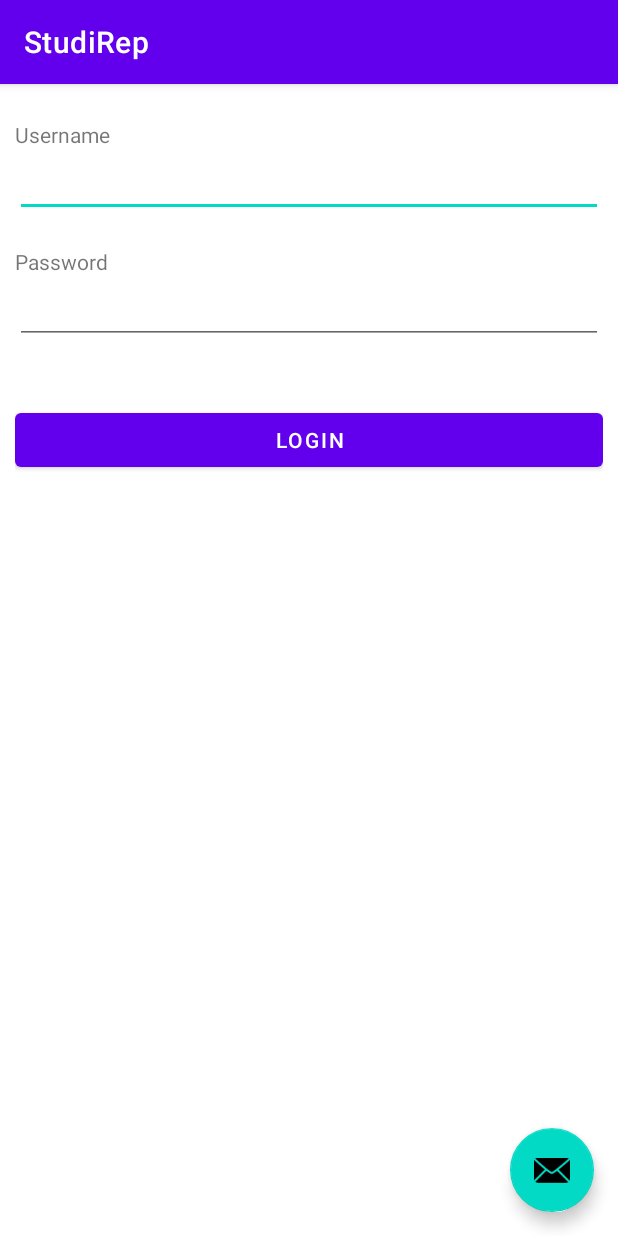
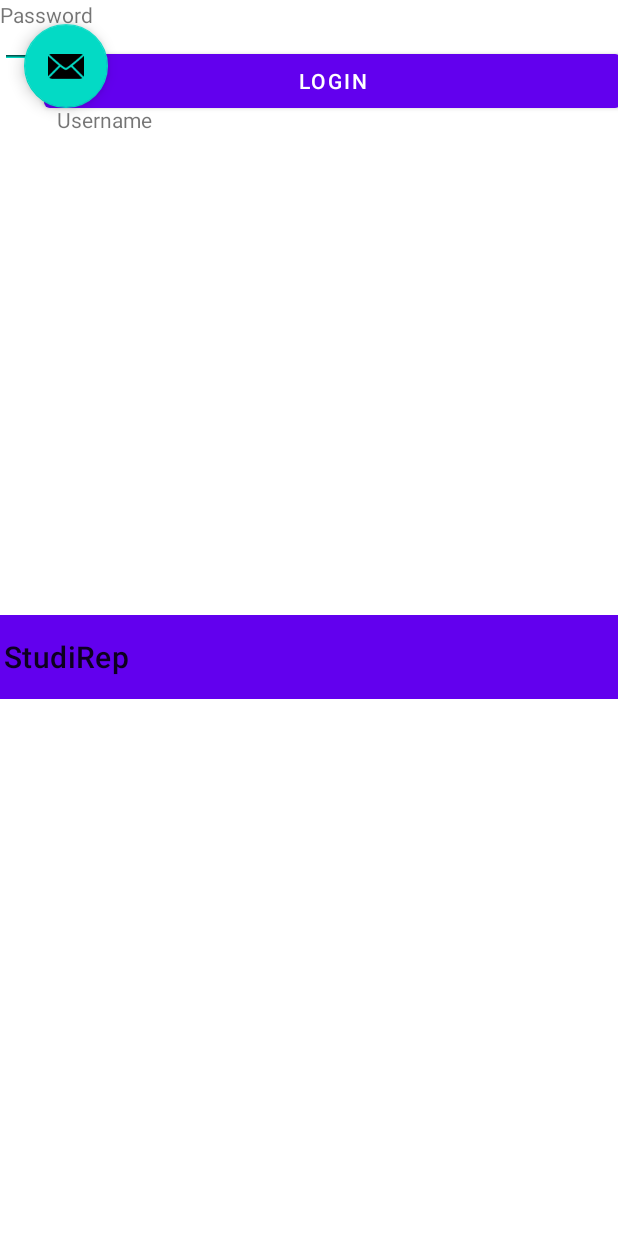
Before and after one commit to come219/StudiRep, an Android app: the screen it shows after launch (MainActivity), on a phone screen of 412 x 824 dp. Run offline under Robolectric (Android 15) with nearby library versions, the phone set to English and light mode, and no system bars.

Commit message:
Update for Sprint meeting 26/02/21

```diff
--- a/app/src/main/java/com/example/studirep/Calendar.java
+++ b/app/src/main/java/com/example/studirep/Calendar.java
@@ -1,6 +1,8 @@
 package com.example.studirep;
 
 import java.sql.Struct;
+
+//Class created in order to add an event to the Calendar
 
 public class Calendar {
     public Calendar() {
--- a/app/src/main/java/com/example/studirep/FoodActivity.java
+++ b/app/src/main/java/com/example/studirep/FoodActivity.java
@@ -79,8 +79,9 @@ public class FoodActivity extends AppCompatActivity {
                 //Intent i = new Intent(FoodActivity.this, HomePageActivity.class);
                 //FoodActivity.this.startActivity(i);
 
+                System.out.println("You are going back to home page!!!!!!!!!!!!!!!");
                 setContentView(R.layout.homepage_main);
-                System.out.println("You are going back to home page!!!!!!!!!!!!!!!");
+
             }
 
         });
--- a/app/src/main/java/com/example/studirep/MainActivity.java
+++ b/app/src/main/java/com/example/studirep/MainActivity.java
@@ -1,124 +1,103 @@
+/**
+ * MainActivity.java
+ * StudiRep
+ * 19024625
+ * 19129576
+ */
+
 package com.example.studirep;
 
 import android.content.Intent;
 import android.os.Bundle;
-
 import com.google.android.material.floatingactionbutton.FloatingActionButton;
 import com.google.android.material.snackbar.Snackbar;
-
 import androidx.appcompat.app.AppCompatActivity;
 import androidx.appcompat.widget.Toolbar;
-
 import android.view.View;
-
 import android.view.Menu;
 import android.view.MenuItem;
 import android.widget.Button;
 import android.widget.EditText;
 import android.widget.Toast;
 
+
 /**
- *
- *     =======BACKLOG=======
- *     =====================
- *
- *
- *
- *
- * ---------------------------------
- *
- * Documentation
- *
- * 3 buttons for activity_food
- *     Home
- *     Hamza
- *     Nicola
- * Clean up code
- *
- *          Remove set content view
- *
- * Understand what DatabaseHelper does
- *
- * Images / front-end
- *
- *
- * ----------------------------------------
- *
- *
- X Calendar layout (remove constraint)
- *   Work on later
- *
- X See date and time when inputting event
- *
- * Ensure that all content views move between each other
- * (Between the other group)
- *
- *  ----------------------------------------
- *
- X Fix and ensure homepage activity goes to account page activity, and vice versa
- *
- *
- * Read and write account username and password to and from file
- *
- * Home page display real calendar
- *
- * Calendar, add misc. event
- * (add it programmatically)
- *
- X Calendar, view calendar activity
- *
- * Revise and rework code (remove login and content main xml)
- *
- X Combine code with others
- *
- *
- *
- *
+ * MainActivity which points to main
  *
  */
+public class MainActivity extends AppCompatActivity {
 
 
-public class MainActivity extends AppCompatActivity {
-
+    //Define variables which will be used to login.
     private EditText eName;
     private EditText ePassword;
     private Button eLogin;
     boolean isValid = false;
 
+    //String data which will be compared to user input to allow successful login to main app.
     String adminUsername = "Admin";
     String adminPassword = "12345";
 
+    //Initialising calendar object.
     Calendar thisCalendar = new Calendar();
 
+
+    /**
+     * onCreate function for main.
+     *
+     * @param savedInstanceState    State which the program is currently running in.
+     */
     @Override
     protected void onCreate(Bundle savedInstanceState) {
+
+        //Required android initialisation
         super.onCreate(savedInstanceState);
         setContentView(R.layout.activity_main);
         Toolbar toolbar = findViewById(R.id.toolbar);
         setSupportActionBar(toolbar);
+
+        //Referencing xml elements
         eName = findViewById(R.id.etUsername);
         ePassword = findViewById(R.id.etPassword);
         eLogin =  findViewById(R.id.bLogin);
+
+        //Function to display calendar text
         thisCalendar.displayCalendarText();
+
+        /**
+         *Function to compare user input with login data, and to prove authenticity.
+         *
+         */
         eLogin.setOnClickListener(new View.OnClickListener() {
+
+            /**
+             * Function to return boolean value based on user data.
+             * @param v
+             */
             @Override
+            public void onClick(View v) {
 
-            public void onClick(View v) {
 
                 String inputName = eName.getText().toString();
                 String inputPassword = ePassword.getText().toString();
+
+                //Checks if user input is empty
                 if (inputName.isEmpty() || inputPassword.isEmpty()) {
                     Toast.makeText(MainActivity.this, "Please enter details correctly.", Toast.LENGTH_SHORT).show();
                 }
 
+                //
                 else{
+
+                    //Function to return a boolean variable to compare to.
                     isValid = validate(inputName, inputPassword);
 
+                    //If user input is false.
                     if (!isValid) {
                         Toast.makeText(MainActivity.this, "Incorrect details entered.", Toast.LENGTH_SHORT).show();
+                    }
 
-
-                    }
+                    //If user input is true, sends state to HomePageActivity.
                     else {
                         Toast.makeText(MainActivity.this, "Login successful.", Toast.LENGTH_SHORT).show();
                         // setContentView(R.layout.homepage_main);
@@ -132,6 +111,13 @@ public class MainActivity extends AppCompatActivity {
         });
 
     }
+
+    /**
+     * Function to validate user input and return a boolean value.
+     * @param name      Variable for username
+     * @param password  Variable for password
+     * @return          Returns boolean value
+     */
     private boolean validate(String name, String password){
         if(name.equals(adminUsername) && password.equals(adminPassword)) {
             return true;
--- a/app/src/main/res/layout/activity_main.xml
+++ b/app/src/main/res/layout/activity_main.xml
@@ -1,5 +1,6 @@
 <?xml version="1.0" encoding="utf-8"?>
-<androidx.coordinatorlayout.widget.CoordinatorLayout xmlns:android="http://schemas.android.com/apk/res/android"
+<RelativeLayout
+    xmlns:android="http://schemas.android.com/apk/res/android"
     xmlns:app="http://schemas.android.com/apk/res-auto"
     xmlns:tools="http://schemas.android.com/tools"
     android:layout_width="match_parent"
@@ -11,16 +12,8 @@
         android:layout_height="wrap_content"
         android:theme="@style/Theme.StudiRep.AppBarOverlay">
 
-        <androidx.appcompat.widget.Toolbar
-            android:id="@+id/toolbar"
-            android:layout_width="match_parent"
-            android:layout_height="?attr/actionBarSize"
-            android:background="?attr/colorPrimary"
-            app:popupTheme="@style/Theme.StudiRep.PopupOverlay" />
-
     </com.google.android.material.appbar.AppBarLayout>
 
-    <include layout="@layout/content_main" />
 
     <com.google.android.material.floatingactionbutton.FloatingActionButton
         android:id="@+id/fab"
@@ -30,4 +23,60 @@
         android:layout_margin="@dimen/fab_margin"
         app:srcCompat="@android:drawable/ic_dialog_email" />
 
-</androidx.coordinatorlayout.widget.CoordinatorLayout>
+
+    <TextView
+        android:layout_width="wrap_content"
+        android:layout_height="wrap_content"
+        android:layout_alignParentStart="true"
+        android:layout_alignParentLeft="true"
+        android:layout_marginStart="38dp"
+        android:layout_marginLeft="38dp"
+        android:layout_marginTop="70dp"
+        android:text="Username" />
+
+    <EditText
+    android:id="@+id/etUsername"
+    android:layout_width="match_parent"
+    android:layout_marginBottom="20dp"
+    android:layout_height="wrap_content" />
+
+<TextView
+    android:layout_width="wrap_content"
+    android:text="Password"
+    android:layout_height="wrap_content" />
+
+    <EditText
+        android:id="@+id/etPassword"
+        android:layout_width="match_parent"
+        android:layout_height="wrap_content"
+        android:layout_alignParentStart="true"
+        android:layout_marginBottom="10dp"
+        android:inputType="textPassword" />
+
+    <Button
+        android:id="@+id/bLogin"
+        android:layout_width="match_parent"
+        android:layout_height="wrap_content"
+        android:layout_alignParentStart="true"
+        android:layout_alignParentLeft="true"
+        android:layout_alignParentEnd="true"
+        android:layout_alignParentRight="true"
+        android:layout_marginStart="29dp"
+        android:layout_marginLeft="29dp"
+        android:layout_marginTop="30dp"
+        android:layout_marginEnd="-2dp"
+        android:layout_marginRight="-2dp"
+        android:text="Login" />
+
+    <androidx.appcompat.widget.Toolbar
+        android:id="@+id/toolbar"
+        android:layout_width="match_parent"
+        android:layout_height="?attr/actionBarSize"
+        android:layout_alignParentStart="true"
+        android:layout_alignParentBottom="true"
+        android:layout_centerVertical="true"
+        android:layout_marginStart="-13dp"
+        android:layout_marginBottom="358dp"
+        android:background="?attr/colorPrimary"
+        app:popupTheme="@style/Theme.StudiRep.PopupOverlay" />
+</RelativeLayout>
--- a/app/src/main/res/layout/content_main.xml
+++ /dev/null
@@ -1,40 +0,0 @@
-<?xml version="1.0" encoding="utf-8"?>
-<LinearLayout xmlns:android="http://schemas.android.com/apk/res/android"
-    xmlns:apps="https//schemas.android.com/apk/res-auto"
-    xmlns:tools="http://schemas.android.com/tools"
-    android:orientation="vertical"
-    android:layout_height="match_parent"
-    android:padding="10dp"
-    android:layout_width="match_parent"
-    tools:ignore="NamespaceTypo">
-    <TextView
-        android:layout_width="wrap_content"
-        android:text="Username"
-        android:layout_marginTop="70dp"
-        android:layout_height="wrap_content" />
-
-    <EditText
-        android:id="@+id/etUsername"
-        android:layout_width="match_parent"
-        android:layout_marginBottom="20dp"
-        android:layout_height="wrap_content" />
-
-    <TextView
-        android:layout_width="wrap_content"
-        android:text="Password"
-        android:layout_height="wrap_content" />
-
-    <EditText
-        android:id="@+id/etPassword"
-        android:layout_width="match_parent"
-        android:layout_marginBottom="10dp"
-        android:inputType="textPassword"
-        android:layout_height="wrap_content" />
-
-    <Button
-        android:id="@+id/bLogin"
-        android:text="Login"
-        android:layout_width="match_parent"
-        android:layout_marginTop="30dp"
-        android:layout_height="wrap_content" />
-</LinearLayout>
```
Also changed, not shown: app/src/main/java/com/example/studirep/AccountPageActivity.java (+23 -8 lines), app/src/main/java/com/example/studirep/Backlog.java (added, +75 -0 lines), app/src/main/java/com/example/studirep/CalendarActivity.java (+15 -1 lines), app/src/main/java/com/example/studirep/HomePageActivity.java (+68 -27 lines), app/src/main/java/com/example/studirep/Login.java (deleted, +0 -89 lines).
